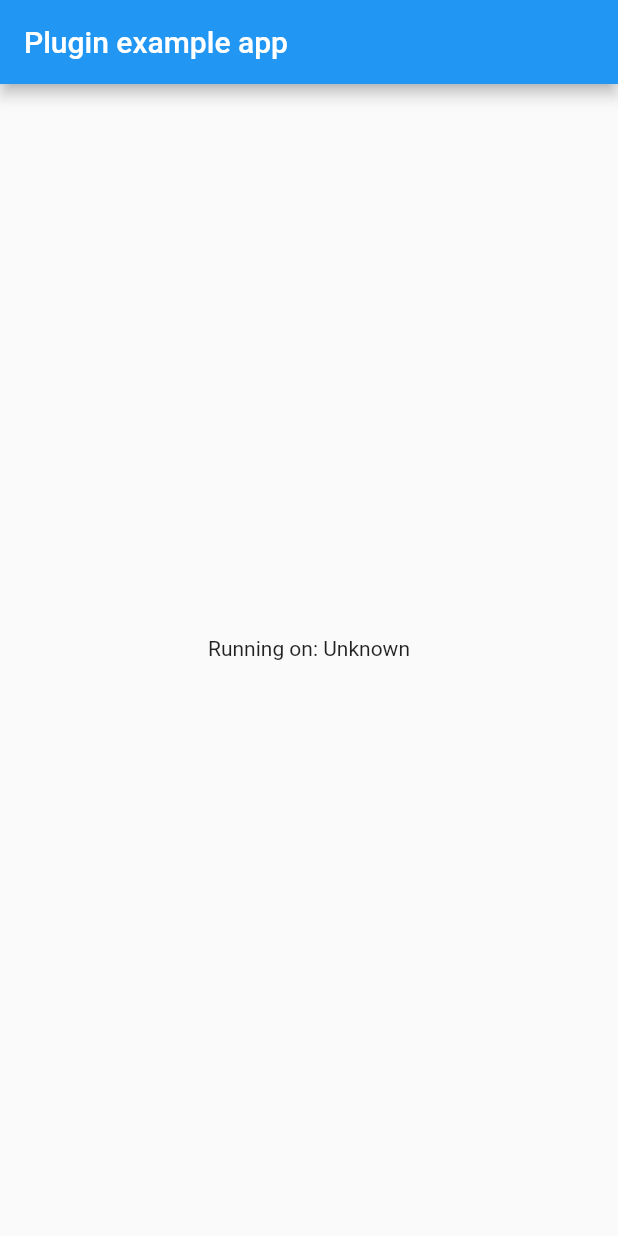
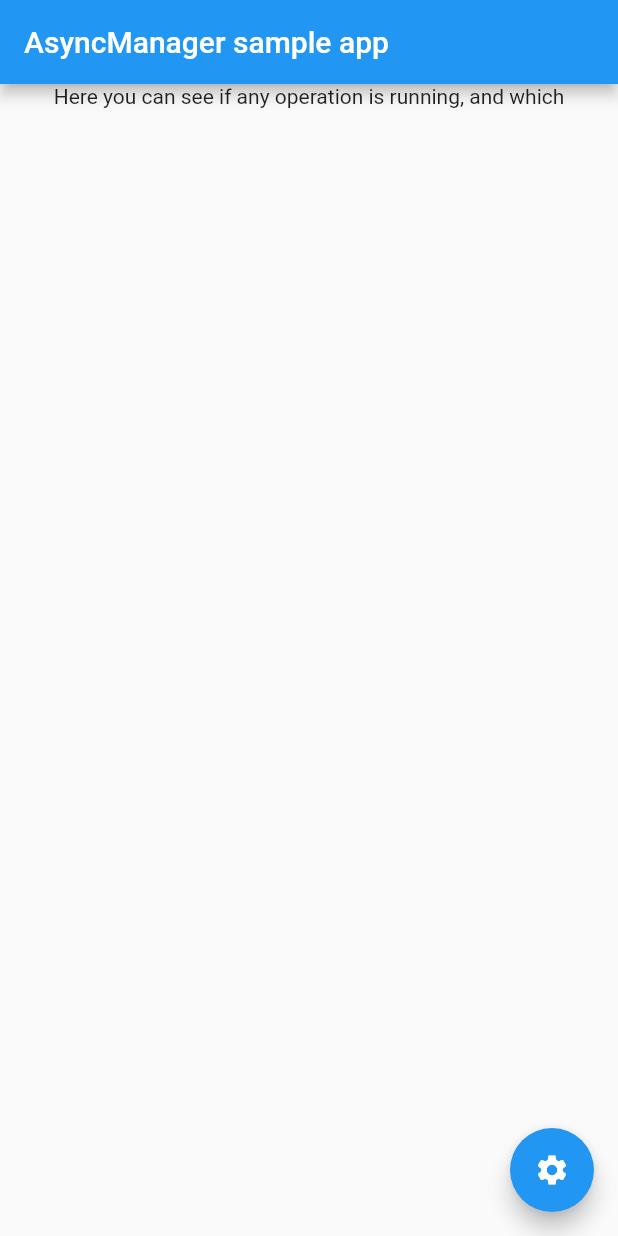
Before and after one commit to benjamin-kraatz/async_manager, a Flutter app: the screen it shows after launch, on a phone screen of 412 x 824 dp. Run offline on Flutter 3.47's test engine with Material 2 defaults, Android fonts, the light colour scheme and no system bars.

Commit message:
Prepared example page

```diff
--- a/example/lib/main.dart
+++ b/example/lib/main.dart
@@ -8,8 +8,6 @@ class MyApp extends StatefulWidget {
 }
 
 class _MyAppState extends State<MyApp> {
-  String _platformVersion = 'Unknown';
-
   @override
   void initState() {
     super.initState();
@@ -20,12 +18,41 @@ class _MyAppState extends State<MyApp> {
     return MaterialApp(
       home: Scaffold(
         appBar: AppBar(
-          title: const Text('Plugin example app'),
+          title: const Text('AsyncManager sample app'),
         ),
         body: Center(
-          child: Text('Running on: $_platformVersion\n'),
+          child: Column(
+            children: <Widget>[
+              Text('Here you can see if any operation is running, and which'),
+              SizedBox(
+                height: 12,
+              ),
+            ]..addAll([]),
+          ),
         ),
+        floatingActionButton: FloatingActionButton(
+            child: Icon(Icons.settings),
+            onPressed: () {
+              Navigator.of(context)
+                  .push(MaterialPageRoute(builder: (c) => SettingsPage()));
+            }),
       ),
     );
   }
 }
+
+class SettingsPage extends StatefulWidget {
+  @override
+  _SettingsPageState createState() => _SettingsPageState();
+}
+
+class _SettingsPageState extends State<SettingsPage> {
+  @override
+  Widget build(BuildContext context) {
+    return Scaffold(
+      appBar: AppBar(
+        title: Text('Settings'),
+      ),
+    );
+  }
+}
```
